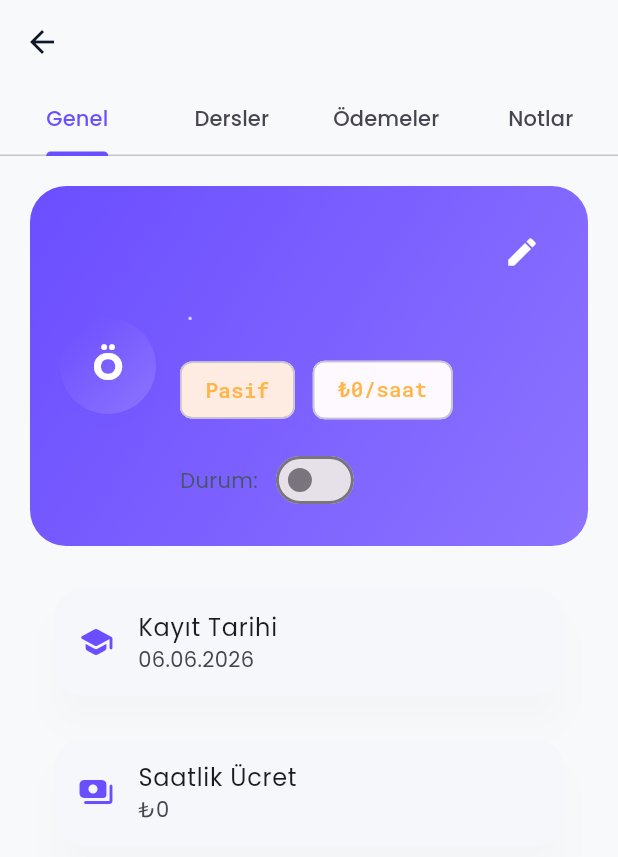
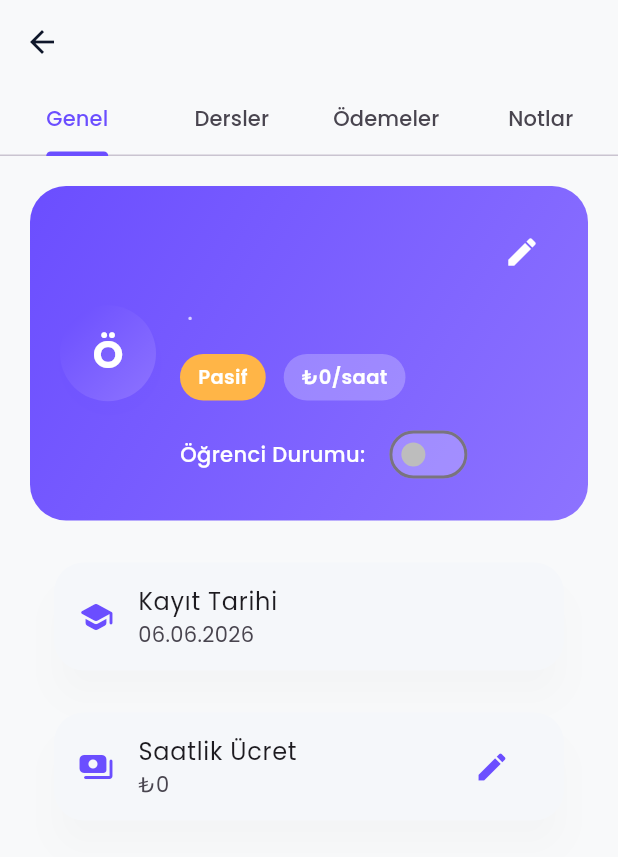
Before and after one commit to SalihaKaraman/DersHub, a Flutter app: the StudentDetailView screen opened directly with empty values, on a phone screen of 412 x 824 dp. Shown: the top 857 px of the screen. Run offline on Flutter 3.47's test engine with Material 3 defaults, Android fonts, the phone set to English and light mode, and no system bars; our stand-ins replace cloud_firestore, firebase_auth, firebase_core, fl_chart, flutter_local_notifications, flutter_riverpod and 5 more; accounts and stored records are empty.

Commit message:
feat: add functionality to edit student hourly rate and update student detail UI styling

```diff
--- a/lib/features/students/student_detail_view.dart
+++ b/lib/features/students/student_detail_view.dart
@@ -34,6 +34,50 @@ class _StudentDetailViewState extends ConsumerState<StudentDetailView> {
   Future<void> _toggleActive(bool val) async {
     final updated = widget.student.copyWith(isActive: val);
     await ref.read(databaseServiceProvider).updateStudent(updated);
+  }
+
+  Future<void> _editHourlyRate() async {
+    if (!widget.student.isActive) {
+      ScaffoldMessenger.of(context).showSnackBar(
+        const SnackBar(
+          content: Text('Sadece aktif öğrencilerin ücreti değiştirilebilir.'),
+          backgroundColor: AppColors.warning,
+        ),
+      );
+      return;
+    }
+
+    final controller = TextEditingController(text: widget.student.hourlyRate.toString());
+    final res = await showDialog<bool>(
+      context: context,
+      builder: (context) => AlertDialog(
+        title: const Text('Saatlik Ücreti Düzenle'),
+        content: TextField(
+          controller: controller,
+          keyboardType: TextInputType.number,
+          decoration: const InputDecoration(suffixText: 'TL'),
+          autofocus: true,
+        ),
+        actions: [
+          TextButton(
+            onPressed: () => Navigator.pop(context, false),
+            child: const Text('İptal'),
+          ),
+          TextButton(
+            onPressed: () => Navigator.pop(context, true),
+            child: const Text('Kaydet'),
+          ),
+        ],
+      ),
+    );
+
+    if (res == true) {
+      final newRate = double.tryParse(controller.text.trim());
+      if (newRate != null) {
+        final updated = widget.student.copyWith(hourlyRate: newRate);
+        await ref.read(databaseServiceProvider).updateStudent(updated);
+      }
+    }
   }
 
   Future<void> _addLesson() async {
@@ -254,28 +298,35 @@ class _StudentDetailViewState extends ConsumerState<StudentDetailView> {
                               const SizedBox(height: AppSizes.p12),
                               Row(
                                 children: [
-                                  Chip(
-                                    label: Text(
-                                      widget.student.isActive
-                                          ? 'Aktif'
-                                          : 'Pasif',
+                                  Container(
+                                    padding: const EdgeInsets.symmetric(horizontal: 12, vertical: 6),
+                                    decoration: BoxDecoration(
+                                      color: statusColor,
+                                      borderRadius: BorderRadius.circular(16),
                                     ),
-                                    backgroundColor: statusColor.withValues(
-                                      alpha: 0.16,
-                                    ),
-                                    labelStyle: TextStyle(
-                                      color: statusColor,
-                                      fontWeight: FontWeight.w600,
+                                    child: Text(
+                                      widget.student.isActive ? 'Aktif' : 'Pasif',
+                                      style: const TextStyle(
+                                        color: Colors.white,
+                                        fontWeight: FontWeight.w600,
+                                        fontSize: 13,
+                                      ),
                                     ),
                                   ),
                                   const SizedBox(width: AppSizes.p12),
-                                  Chip(
-                                    label: Text(
+                                  Container(
+                                    padding: const EdgeInsets.symmetric(horizontal: 12, vertical: 6),
+                                    decoration: BoxDecoration(
+                                      color: Colors.white24,
+                                      borderRadius: BorderRadius.circular(16),
+                                    ),
+                                    child: Text(
                                       '${AppHelpers.formatCurrency(widget.student.hourlyRate)}/saat',
-                                    ),
-                                    backgroundColor: Colors.white24,
-                                    labelStyle: TextStyle(
-                                      color: statusColor,
+                                      style: const TextStyle(
+                                        color: Colors.white,
+                                        fontWeight: FontWeight.w600,
+                                        fontSize: 13,
+                                      ),
                                     ),
                                   ),
                                 ],
@@ -283,11 +334,21 @@ class _StudentDetailViewState extends ConsumerState<StudentDetailView> {
                               const SizedBox(height: AppSizes.p12),
                               Row(
                                 children: [
-                                  const Text('Durum:'),
-                                  const SizedBox(width: AppSizes.p8),
+                                  const Text(
+                                    'Öğrenci Durumu:',
+                                    style: TextStyle(
+                                      color: Colors.white,
+                                      fontWeight: FontWeight.w500,
+                                    ),
+                                  ),
+                                  const SizedBox(width: AppSizes.p12),
                                   Switch(
                                     value: widget.student.isActive,
                                     onChanged: (v) => _toggleActive(v),
+                                    activeColor: Colors.white,
+                                    activeTrackColor: AppColors.success,
+                                    inactiveThumbColor: Colors.grey.shade400,
+                                    inactiveTrackColor: Colors.white24,
                                   ),
                                 ],
                               ),
@@ -324,6 +385,11 @@ class _StudentDetailViewState extends ConsumerState<StudentDetailView> {
                       title: const Text('Saatlik Ücret'),
                       subtitle: Text(
                         AppHelpers.formatCurrency(widget.student.hourlyRate),
+                      ),
+                      trailing: IconButton(
+                        icon: const Icon(Icons.edit, color: AppColors.primary),
+                        onPressed: _editHourlyRate,
+                        tooltip: 'Ücreti Düzenle',
                       ),
                     ),
                   ),
```
